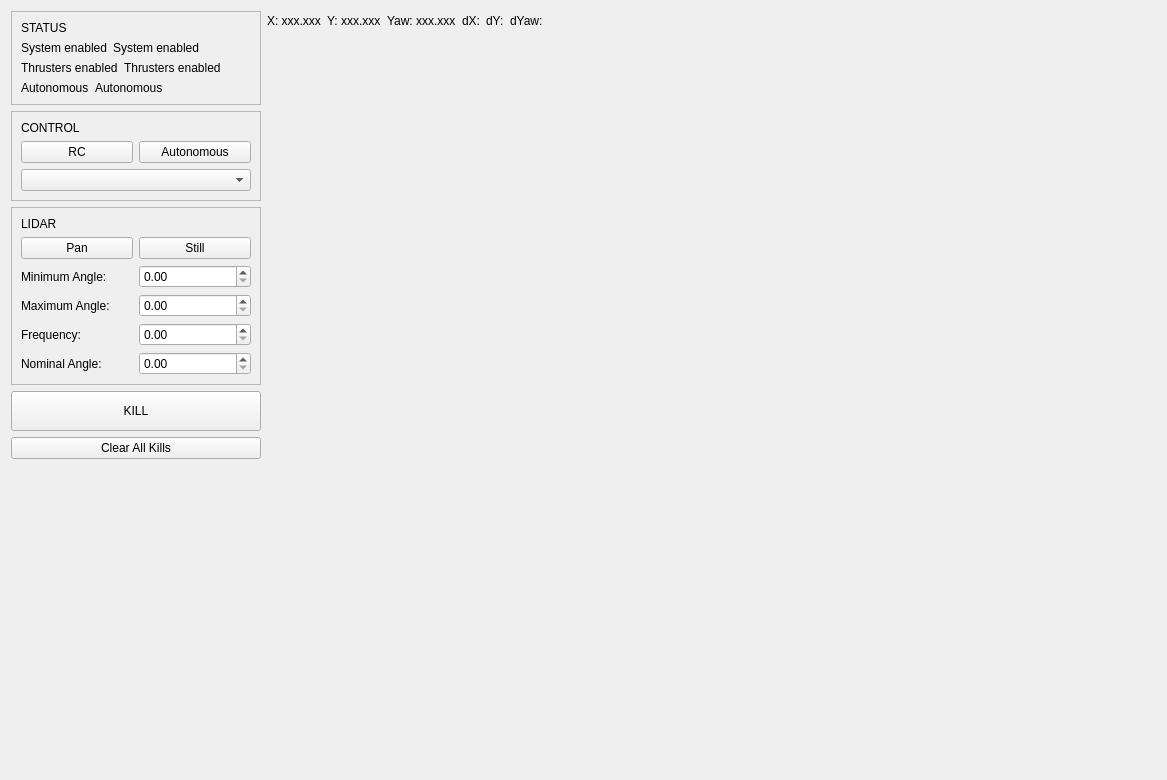
Old version of the form uf_rqt_plugins/src/uf_rqt_plugins/propagatorgui.ui in the repository uf-mil-archive/software-common.
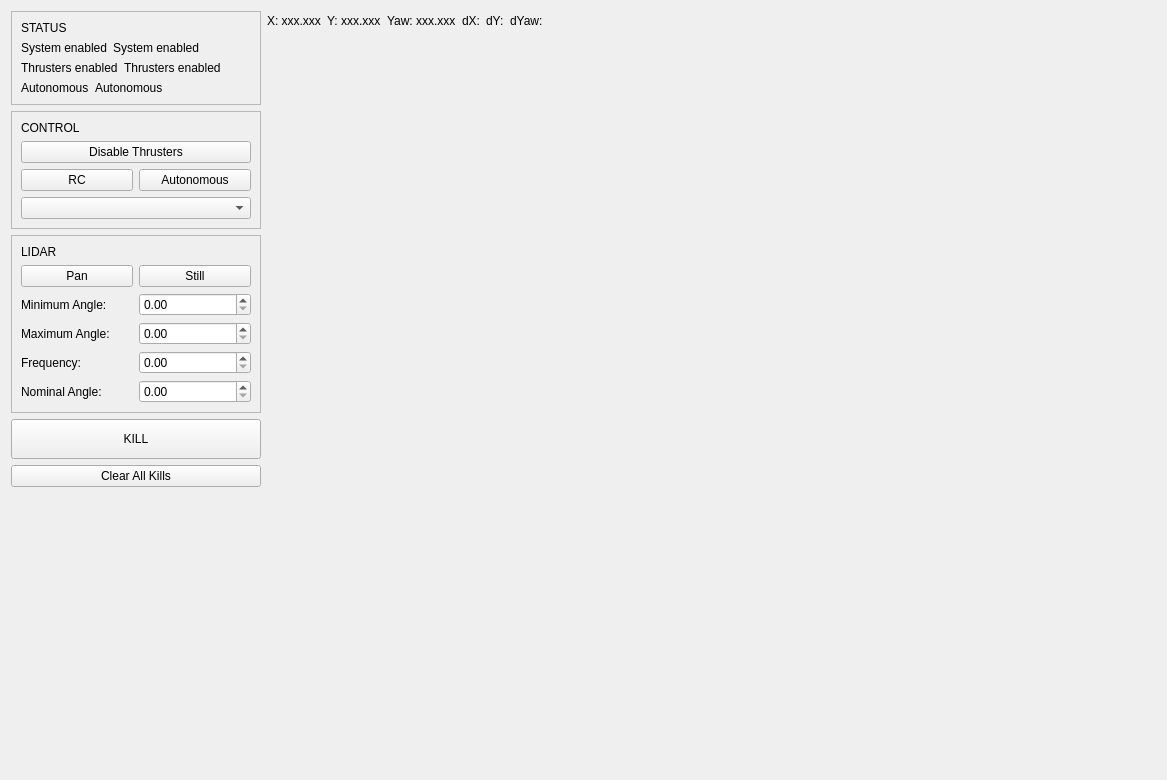
New version of the form.

Commit message: PROPAGATOR_GUI: Set up float button

```diff
--- a/uf_rqt_plugins/src/uf_rqt_plugins/propagatorgui.ui
+++ b/uf_rqt_plugins/src/uf_rqt_plugins/propagatorgui.ui
@@ -109,6 +109,16 @@
           </property>
          </widget>
         </item>
+        <item>
+         <widget class="QPushButton" name="float_push_btn">
+          <property name="text">
+           <string>Disable Thrusters</string>
+          </property>
+          <property name="checkable">
+           <bool>true</bool>
+          </property>
+         </widget>
+        </item>
         <item>
          <layout class="QHBoxLayout" name="horizontalLayout_6">
           <item>
```
The commit also changes 1 other file.
